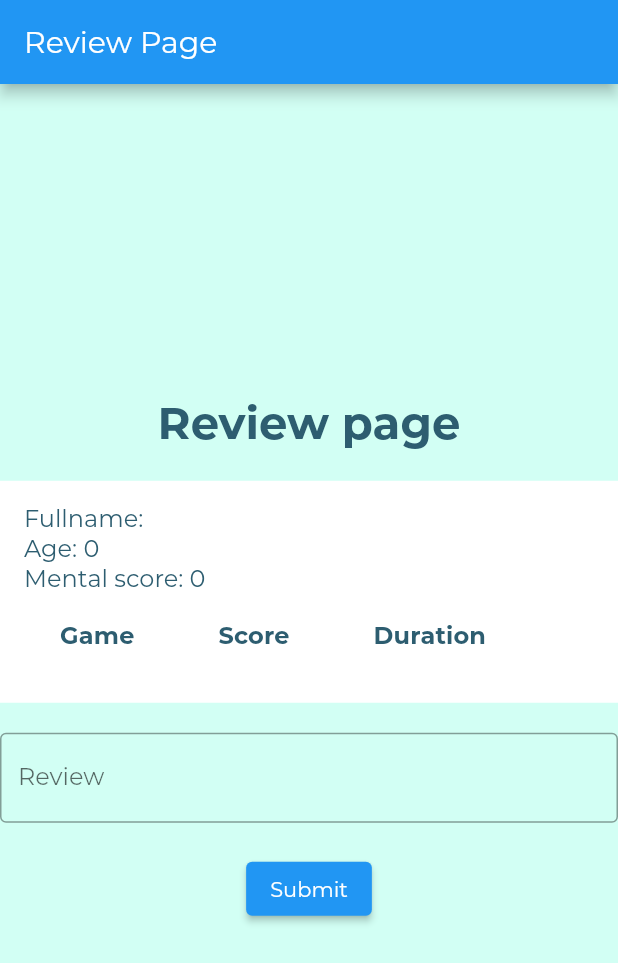
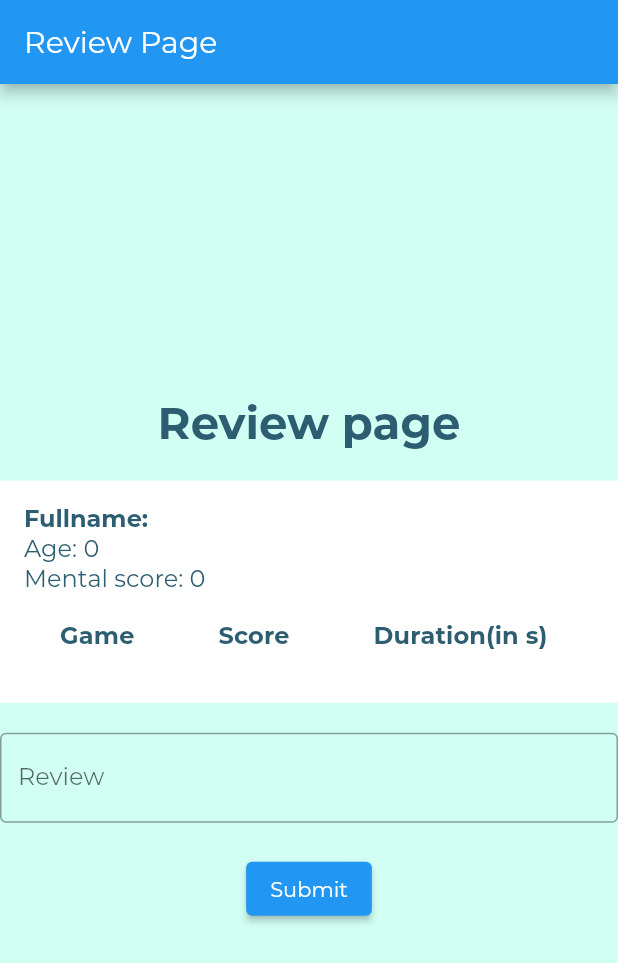
Before and after one commit to chaimamaalej/Flutterproject, a Flutter app: the SubmitReviewPage screen opened directly with empty values, on a phone screen of 412 x 824 dp. Shown: the top 963 px of the screen. Run offline on Flutter 3.47's test engine with Material 2 defaults, Android fonts, the phone set to English and light mode, and no system bars; our stand-ins replace audioplayers, cloud_firestore, firebase_auth, firebase_core, google_nav_bar, image_picker and 1 more; accounts and stored records are empty.

Commit message:
resolve merge

```diff
--- a/lib/screens/home_page.dart
+++ b/lib/screens/home_page.dart
@@ -142,7 +142,7 @@ class _HomePageState extends State<HomePage> {
             body: Container(
               decoration: BoxDecoration(
                 image: DecorationImage(
-                  image: AssetImage('images/doc.jpg'),
+                  image: AssetImage('assets/images/doc.jpg'),
                   fit: BoxFit.cover, // Adjust the fit as needed
                 ),
               ),
@@ -198,15 +198,15 @@ class _HomePageState extends State<HomePage> {
                                           CrossAxisAlignment.start,
                                       children: [
                                         Text(
+                                          'Suggested Games: ${playedGames[index]['games']}',
+                                          style: TextStyle(fontSize: 14),
+                                        ),
+                                        Text(
                                           'Scores: ${playedGames[index]['scores']}',
                                           style: TextStyle(fontSize: 14),
                                         ),
                                         Text(
                                           'Durations: ${playedGames[index]['durations']}',
-                                          style: TextStyle(fontSize: 14),
-                                        ),
-                                        Text(
-                                          'Suggested Games: ${playedGames[index]['games']}',
                                           style: TextStyle(fontSize: 14),
                                         ),
                                       ],
--- a/lib/screens/submit_review_page.dart
+++ b/lib/screens/submit_review_page.dart
@@ -11,6 +11,7 @@ class SubmitReviewPage extends StatelessWidget {
   final String childLastName;
   final int age;
   final int mentalScore;
+
   final List<dynamic> scores;
   final List<dynamic> games;
   final List<dynamic> durations;
@@ -32,7 +33,8 @@ class SubmitReviewPage extends StatelessWidget {
     return Container(
       decoration: BoxDecoration(
         image: DecorationImage(
-          image: AssetImage('assets/images/med.jpg'), // Replace with your image path
+          image: AssetImage(
+              'assets/images/med.jpg'), // Replace with your image path
           fit: BoxFit.cover, // Adjust the fit as needed
         ),
       ),
@@ -60,7 +62,8 @@ class SubmitReviewPage extends StatelessWidget {
                   children: [
                     Text(
                       'Fullname: ${childFirstName} ${childLastName}',
-                      style: TextStyle(fontSize: 16),
+                      style:
+                          TextStyle(fontSize: 16, fontWeight: FontWeight.bold),
                     ),
                     Text(
                       'Age: ${age}',
@@ -75,19 +78,22 @@ class SubmitReviewPage extends StatelessWidget {
                         DataColumn(
                           label: Text(
                             'Game',
-                            style: TextStyle(fontSize: 16, fontWeight: FontWeight.bold),
+                            style: TextStyle(
+                                fontSize: 16, fontWeight: FontWeight.bold),
                           ),
                         ),
                         DataColumn(
                           label: Text(
                             'Score',
-                            style: TextStyle(fontSize: 16, fontWeight: FontWeight.bold),
+                            style: TextStyle(
+                                fontSize: 16, fontWeight: FontWeight.bold),
                           ),
                         ),
                         DataColumn(
                           label: Text(
-                            'Duration',
-                            style: TextStyle(fontSize: 16, fontWeight: FontWeight.bold),
+                            'Duration(in s)',
+                            style: TextStyle(
+                                fontSize: 16, fontWeight: FontWeight.bold),
                           ),
                         ),
                       ],
```
